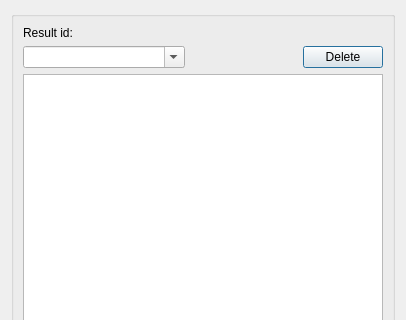
Old version of the form ui/epa_result_manager.ui in the repository Giswater/giswater_qgis_plugin; both pictures show x 0 to 406 and y 0 to 320 of the 406 by 786 pixel window.
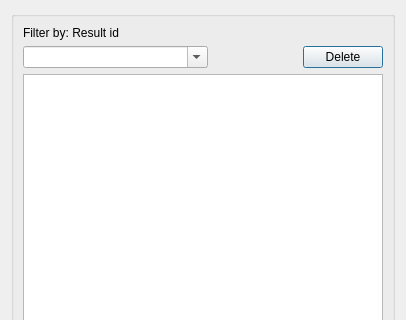
New version of the form.

Patch:
```diff
--- a/ui/epa_result_manager.ui
+++ b/ui/epa_result_manager.ui
@@ -59,7 +59,7 @@
       <item row="0" column="0">
        <widget class="QLabel" name="label_result_id">
         <property name="text">
-         <string>Result id:</string>
+         <string>Filter by: Result id</string>
         </property>
        </widget>
       </item>
```
